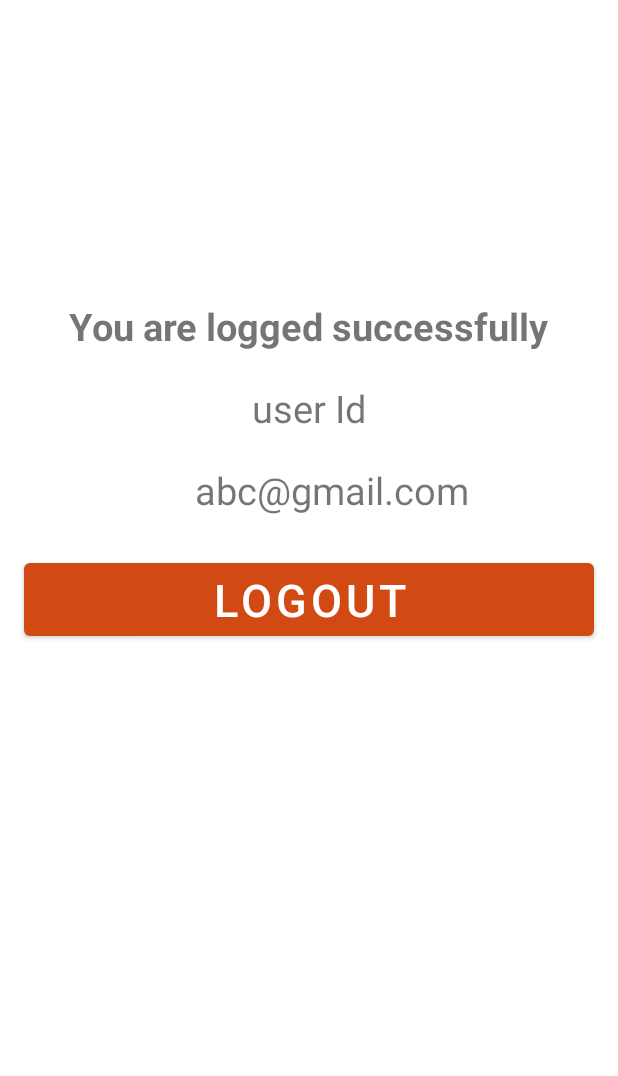
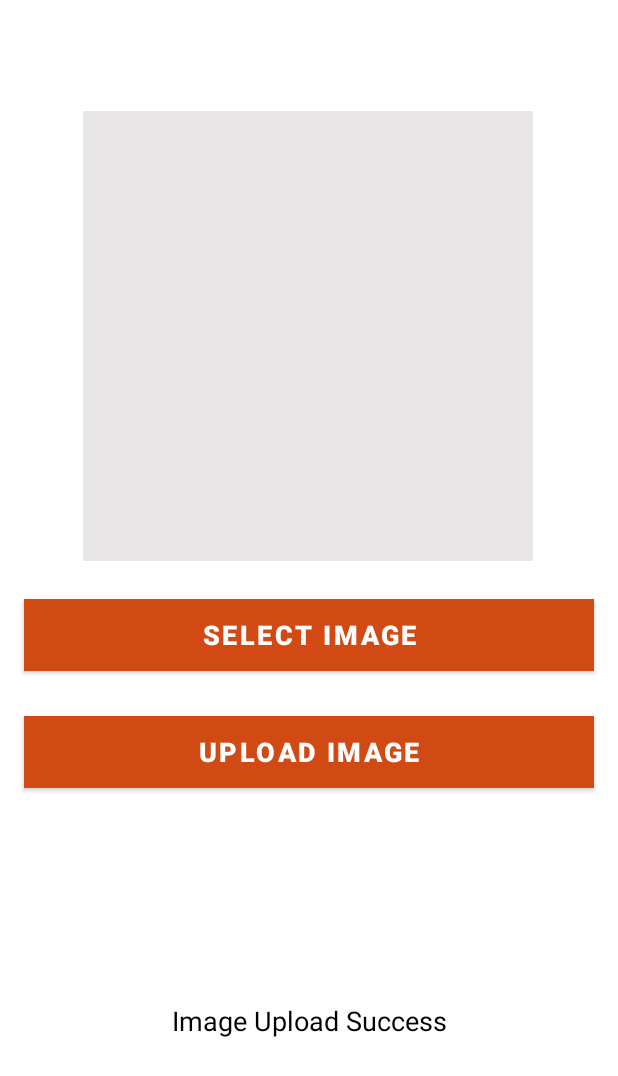
Before and after one commit to Yugalkumar619/Firebase-Auth-Demo, an Android app: the layout activity_main_page.xml on its own in the app's theme, with its tools: preview values and no code run, on a phone screen of 412 x 824 dp. Shown: the top 1076 px of the screen. Run offline under Robolectric (Android 15) with nearby library versions, the phone set to English and light mode, and no system bars.

```diff
--- a/app/src/main/res/layout/activity_main_page.xml
+++ b/app/src/main/res/layout/activity_main_page.xml
@@ -6,55 +6,66 @@
     android:layout_height="match_parent"
     tools:context=".MainPageActivity">
 
-    <TextView
-        android:id="@+id/tv_successful"
-        android:layout_width="wrap_content"
-        android:layout_height="wrap_content"
-        android:layout_marginTop="200dp"
-        android:text="@string/you_are_logged_successfully"
-        android:textSize="25sp"
-        android:textStyle="bold"
-        app:layout_constraintEnd_toEndOf="parent"
-        app:layout_constraintHorizontal_bias="0.5"
-        app:layout_constraintStart_toStartOf="parent"
-        app:layout_constraintTop_toTopOf="parent" />
-
-    <TextView
-        android:id="@+id/tv_user_id"
-        android:layout_width="wrap_content"
-        android:layout_height="wrap_content"
-        android:layout_marginTop="20dp"
-        android:text="@string/user_id"
-        android:textSize="25sp"
-        app:layout_constraintEnd_toEndOf="parent"
-        app:layout_constraintHorizontal_bias="0.5"
-        app:layout_constraintStart_toStartOf="parent"
-        app:layout_constraintTop_toBottomOf="@+id/tv_successful" />
-
-    <TextView
-        android:id="@+id/tv_email_id"
-        android:layout_width="wrap_content"
-        android:layout_height="wrap_content"
-        android:layout_marginTop="20dp"
-        android:text="abc@gmail.com"
-        android:textSize="25sp"
-        app:layout_constraintEnd_toEndOf="parent"
-        app:layout_constraintHorizontal_bias="0.567"
-        app:layout_constraintStart_toStartOf="parent"
-        app:layout_constraintTop_toBottomOf="@+id/tv_user_id"
-       />
+  <ImageView
+      android:id="@+id/image_view"
+      android:layout_width="300dp"
+      android:layout_height="300dp"
+      android:background="#E8E6E6"
+      android:contentDescription="image"
+      android:scaleType="fitXY"
+      app:layout_constraintBottom_toBottomOf="parent"
+      app:layout_constraintHorizontal_bias="0.495"
+      app:layout_constraintLeft_toLeftOf="parent"
+      app:layout_constraintRight_toRightOf="parent"
+      app:layout_constraintTop_toTopOf="parent"
+      app:layout_constraintVertical_bias="0.141"/>
 
     <Button
-       android:id="@+id/btn_logout"
+        android:id="@+id/btn_select_image"
         android:layout_width="match_parent"
         android:layout_height="wrap_content"
         android:layout_marginStart="16dp"
+        android:layout_marginEnd="16dp"
         android:layout_marginTop="25dp"
+        android:background="@color/thememid"
+        android:text="SELECT IMAGE"
+        android:textColor="@color/white"
+        android:textStyle="bold"
+        android:textSize="18sp"
+
+        app:layout_constraintLeft_toLeftOf="parent"
+        app:layout_constraintRight_toRightOf="parent"
+        app:layout_constraintTop_toBottomOf="@id/image_view"
+        />
+
+    <Button
+        android:id="@+id/btn_upload_image"
+        android:layout_width="match_parent"
+        android:layout_height="wrap_content"
+        android:background="@color/thememid"
+        android:text="UPLOAD IMAGE"
+        android:textColor="@color/white"
+        android:textStyle="bold"
+        android:textSize="18sp"
+        android:layout_marginTop="30dp"
+        android:layout_marginStart="16dp"
         android:layout_marginEnd="16dp"
-        android:text="Logout"
-        android:textSize="30sp"
-        app:layout_constraintEnd_toEndOf="parent"
-        app:layout_constraintHorizontal_bias="0.5"
-        app:layout_constraintStart_toStartOf="parent"
-        app:layout_constraintTop_toBottomOf="@+id/tv_email_id" />
+        app:layout_constraintLeft_toLeftOf="parent"
+        app:layout_constraintRight_toRightOf="parent"
+        app:layout_constraintTop_toBottomOf="@+id/btn_select_image"
+        />
+
+    <TextView
+        android:layout_width="wrap_content"
+        android:layout_height="wrap_content"
+        android:layout_margin="16dp"
+        app:layout_constraintBottom_toBottomOf="parent"
+        app:layout_constraintLeft_toLeftOf="parent"
+        app:layout_constraintRight_toRightOf="parent"
+        app:layout_constraintTop_toTopOf="parent"
+        app:layout_constraintVertical_bias="0.85"
+        android:textSize="18sp"
+        android:textColor="@color/black"
+        android:text="Image Upload Success"/>
+
 </androidx.constraintlayout.widget.ConstraintLayout>
```
Also changed, not shown: app/src/main/AndroidManifest.xml (+12 -6 lines), app/src/main/java/com/yugal/firebaseauthdemo/MainPageActivity.kt (+59 -11 lines).
